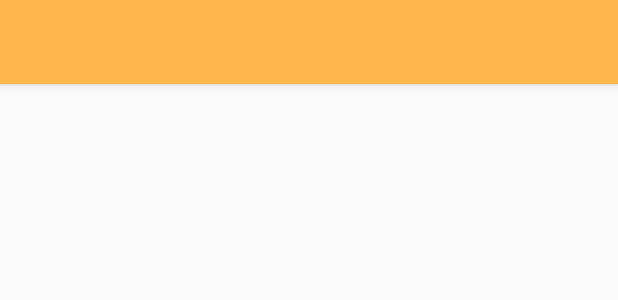
After one commit to SongMarco/WorkOutApp, an Android app: the layout activity_vid.xml on its own in the app's theme, with its tools: preview values and no code run, on a phone screen of 412 x 824 dp. The commit adds this screen. Shown: the top 300 px of the screen. Run offline under Robolectric (Android 15) with nearby library versions, the phone set to English and light mode, and no system bars.

Commit message:
리스트뷰 만들고 유튜브를 해야한다. 유튜브는 썸네일을 웹에서 받아 이미지뷰에 넣어야 하고, 클릭시 비디오 액티비티를 띄워 영상을 볼 수 있도록 해야 한다.

```diff
--- a/app/build.gradle
+++ b/app/build.gradle
@@ -30,12 +30,12 @@ dependencies {
 
 
 
+
+
     compile 'com.google.code.gson:gson:2.8.1'
     compile 'com.android.support:appcompat-v7:25.3.1'
     compile 'com.android.support.constraint:constraint-layout:1.0.2'
     compile 'com.github.lzyzsd:circleprogress:1.2.1'
-
     compile 'com.github.chrisbanes.photoview:library:1.2.3'
-
     testCompile 'junit:junit:4.12'
 }
--- a/app/src/main/java/nova/workoutapp22/MotivationActivity.java
+++ b/app/src/main/java/nova/workoutapp22/MotivationActivity.java
@@ -38,7 +38,8 @@ public class MotivationActivity extends AppCompatActivity {
                     startActivity(intent);
                     break;
                 case R.id.buttonVid:
-
+                    intent = new Intent(getApplicationContext(), VidActivity.class);
+                    startActivity(intent);
                     break;
 
             }
--- /dev/null
+++ b/app/src/main/res/layout/activity_vid.xml
@@ -0,0 +1,28 @@
+<?xml version="1.0" encoding="utf-8"?>
+<LinearLayout xmlns:android="http://schemas.android.com/apk/res/android"
+    xmlns:app="http://schemas.android.com/apk/res-auto"
+    xmlns:tools="http://schemas.android.com/tools"
+    android:layout_width="match_parent"
+    android:layout_height="match_parent"
+    tools:context="nova.workoutapp22.VidActivity">
+
+    <android.support.v7.widget.Toolbar
+        android:id="@+id/toolbarVid"
+        android:layout_width="match_parent"
+        android:layout_height="56dp"
+
+
+        android:background="@color/colorPrimary"
+        android:elevation="4dp"
+
+        android:theme="@style/ThemeOverlay.AppCompat.ActionBar"
+        app:popupTheme="@style/ThemeOverlay.AppCompat.Light"
+
+
+        app:titleTextColor="@color/colorBlack"
+
+
+        tools:layout_editor_absoluteX="8dp"
+        tools:layout_editor_absoluteY="0dp" />
+
+</LinearLayout>
```
Also changed, not shown: app/src/main/AndroidManifest.xml (+9 -6 lines), app/src/main/java/nova/workoutapp22/GalActivity.java (+14 -0 lines), app/src/main/java/nova/workoutapp22/VidActivity.java (added, +182 -0 lines), app/src/main/java/nova/workoutapp22/listviewSrcForVid/VidAdapter.java (added, +8 -0 lines), app/src/main/java/nova/workoutapp22/listviewSrcForVid/VidItem.java (added, +8 -0 lines), app/src/main/java/nova/workoutapp22/listviewSrcForVid/VidLayout.java (added, +8 -0 lines).
